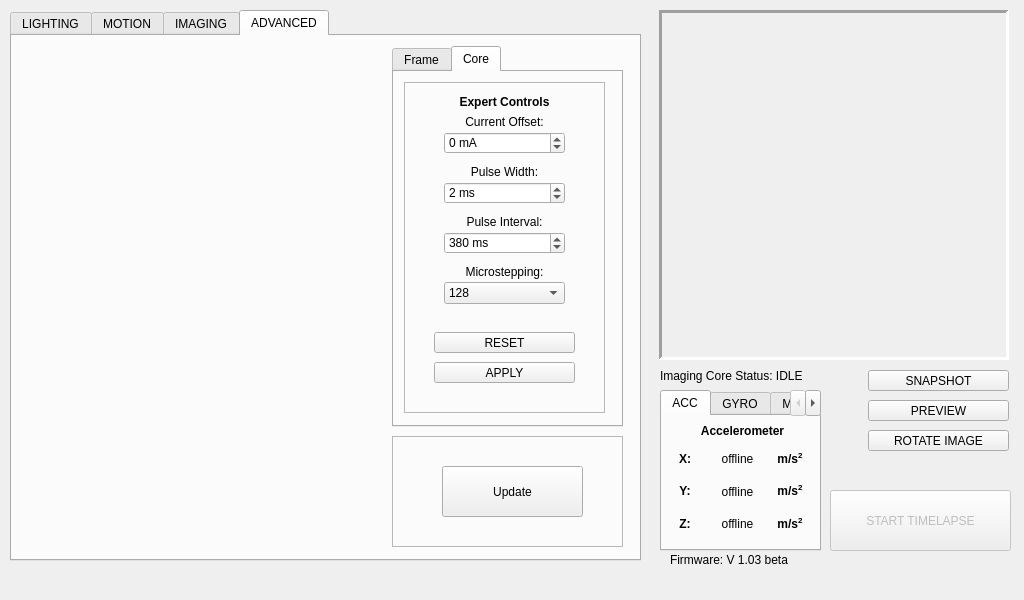
This is _ui/Clinostat.ui in CoSE-Jerry/3D-Clinostat as Qt 5 draws it before an edit. The edited form follows.
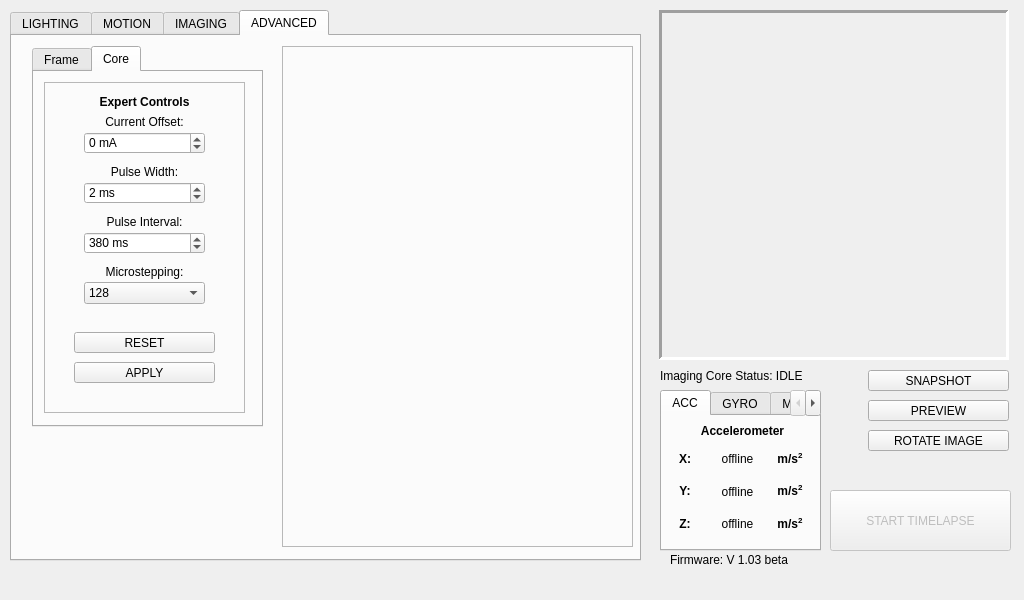
This is the edited form. The open tabs and pages were chosen to show the change. Icons and pictures are not drawn.

Diff of the .ui file:
```diff
--- a/_ui/Clinostat.ui
+++ b/_ui/Clinostat.ui
@@ -1035,7 +1035,7 @@
      <widget class="QTabWidget" name="Expert_tab">
       <property name="geometry">
        <rect>
-        <x>380</x>
+        <x>20</x>
         <y>10</y>
         <width>231</width>
         <height>381</height>
@@ -1519,13 +1519,16 @@
        </widget>
       </widget>
      </widget>
-     <widget class="QFrame" name="frame_7">
+     <widget class="QFrame" name="frame_6">
+      <property name="enabled">
+       <bool>false</bool>
+      </property>
       <property name="geometry">
        <rect>
-        <x>380</x>
-        <y>400</y>
-        <width>231</width>
-        <height>111</height>
+        <x>270</x>
+        <y>10</y>
+        <width>351</width>
+        <height>501</height>
        </rect>
       </property>
       <property name="frameShape">
@@ -1534,19 +1537,6 @@
       <property name="frameShadow">
        <enum>QFrame::Raised</enum>
       </property>
-      <widget class="QPushButton" name="update_pushButton">
-       <property name="geometry">
-        <rect>
-         <x>50</x>
-         <y>30</y>
-         <width>141</width>
-         <height>51</height>
-        </rect>
-       </property>
-       <property name="text">
-        <string>Update</string>
-       </property>
-      </widget>
      </widget>
     </widget>
    </widget>
```
Left out of the diff: 12 changed lines with no effect on the pictures.
